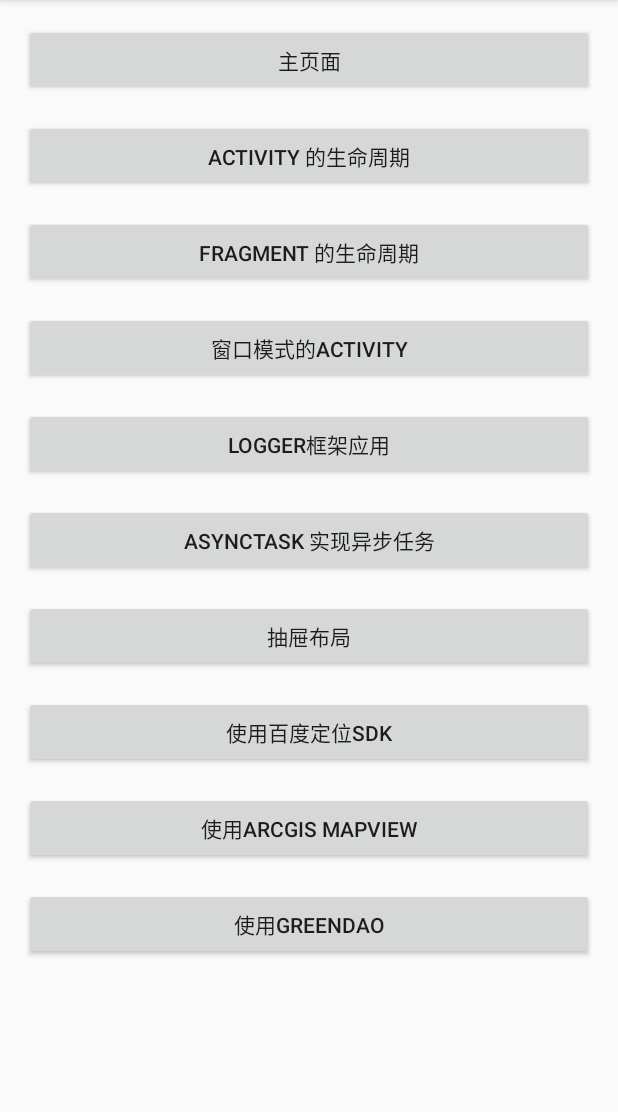
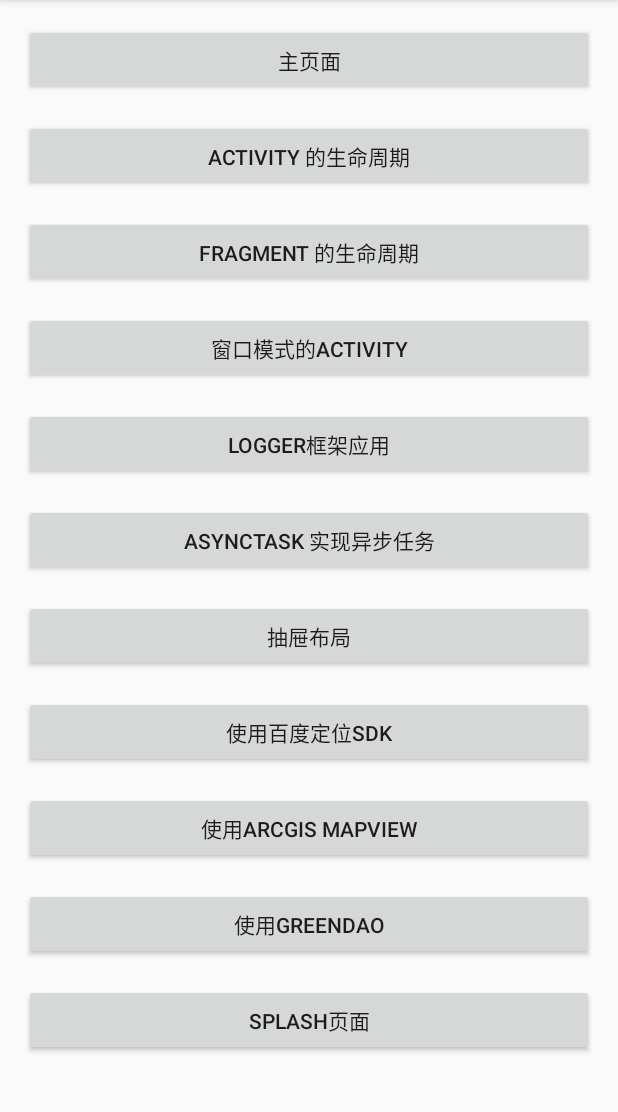
Before and after one commit to Jorelanbo/samples, an Android app: the screen it shows after launch (GuideActivity), on a phone screen of 412 x 824 dp, the part 84-1196 px from its top. Run offline under Robolectric (Android 15) with nearby library versions, the phone set to English and light mode, and no system bars; libraries missing offline, so code that uses them is left out: org.greenrobot.greendao; 3 statements that could not run were skipped.

Commit message:
添加splash页面

```diff
--- a/app/src/main/AndroidManifest.xml
+++ b/app/src/main/AndroidManifest.xml
@@ -88,7 +88,9 @@
             android:parentActivityName=".GuideActivity"/>
         <activity android:name=".GreenDaoActivity"
             android:parentActivityName=".GuideActivity"/>
-
+        <activity android:name=".SplashActivity"
+            android:screenOrientation="portrait"
+            android:theme="@style/SplashTheme"/>
         <service
             android:name="com.baidu.location.f"
             android:enabled="true"
--- /dev/null
+++ b/app/src/main/res/drawable/bg_splash.xml
@@ -0,0 +1,10 @@
+<?xml version="1.0" encoding="utf-8"?>
+<layer-list xmlns:android="http://schemas.android.com/apk/res/android">
+    <item android:drawable="@color/white"/>
+
+    <item>
+        <bitmap
+            android:gravity="center"
+            android:src="@drawable/ic_github"/>
+    </item>
+</layer-list>
--- a/app/src/main/res/layout/activity_guide.xml
+++ b/app/src/main/res/layout/activity_guide.xml
@@ -85,6 +85,13 @@
             android:text="使用GreenDao"
             android:onClick="clickGreenDaoActivity"/>
 
+        <Button
+            android:layout_width="match_parent"
+            android:layout_height="wrap_content"
+            android:layout_marginBottom="@dimen/activity_vertical_margin"
+            android:text="splash页面"
+            android:onClick="clickSplashActivity"/>
+
     </LinearLayout>
 
 </ScrollView>
--- a/app/src/main/res/values/colors.xml
+++ b/app/src/main/res/values/colors.xml
@@ -3,4 +3,5 @@
     <color name="colorPrimary">#3F51B5</color>
     <color name="colorPrimaryDark">#303F9F</color>
     <color name="colorAccent">#FF4081</color>
+    <color name="white">#FFF</color>
 </resources>
--- a/app/src/main/res/values/styles.xml
+++ b/app/src/main/res/values/styles.xml
@@ -8,4 +8,8 @@
         <item name="colorAccent">@color/colorAccent</item>
     </style>
 
+    <style name="SplashTheme" parent="AppTheme">
+        <item name="android:windowBackground">@drawable/bg_splash</item>
+    </style>
+
 </resources>
```
Also changed, not shown: app/src/main/java/com/js/sample/GuideActivity.java (+16 -0 lines), app/src/main/java/com/js/sample/SplashActivity.java (added, +95 -0 lines), app/src/main/java/com/js/sample/fragment/SplashFragment.java (added, +23 -0 lines), app/src/main/res/layout/activity_splash.xml (added, +17 -0 lines), app/src/main/res/layout/activity_splash_viewstub.xml (added, +19 -0 lines), app/src/main/res/layout/fragment_splash.xml (added, +11 -0 lines), app/src/main/res/drawable/ic_github.jpg (added), app/src/main/res/mipmap-xxhdpi/content.jpg (added), app/src/main/res/mipmap-xxhdpi/ic_github.jpg (added), app/src/main/res/mipmap-xxhdpi/splashscreen.jpg (added).
